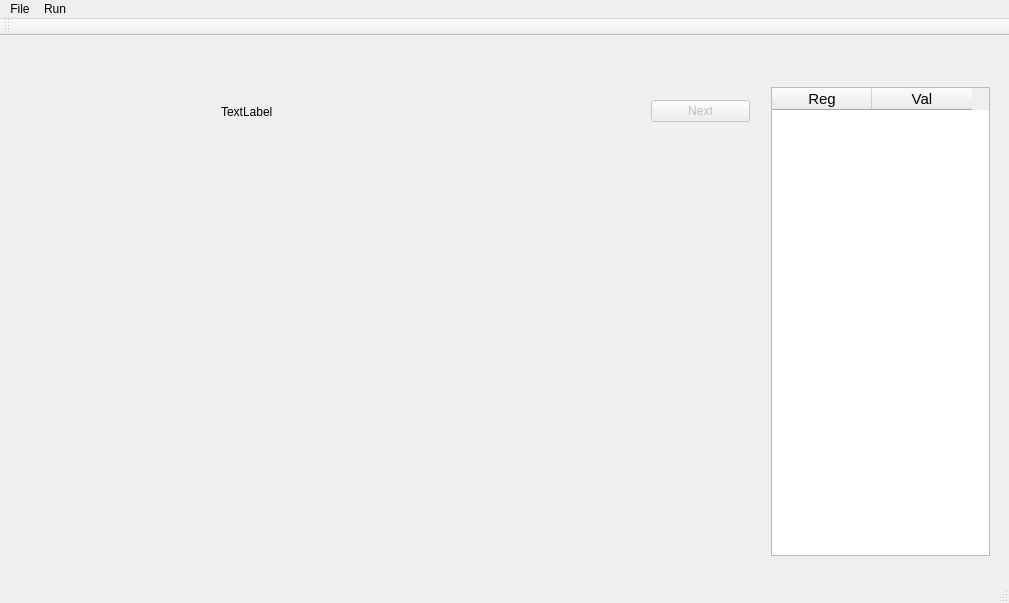
Above: src/mainwindow.ui from D3nn4/gb_emu before the change. Below: the same form after it.
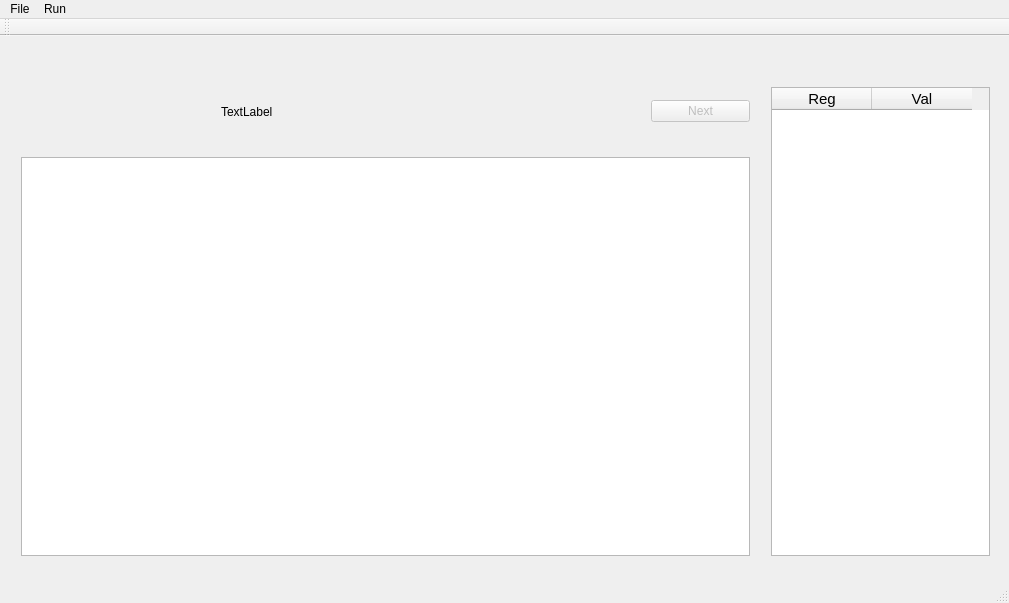
That is the form after the change.

What changed in the file:
```diff
--- a/src/mainwindow.ui
+++ b/src/mainwindow.ui
@@ -45,7 +45,47 @@
       <height>421</height>
      </rect>
     </property>
-    <layout class="QVBoxLayout" name="verticalLayout_2"/>
+    <layout class="QVBoxLayout" name="verticalLayout_2">
+     <item>
+      <widget class="QTableWidget" name="memoryTable">
+       <property name="sizePolicy">
+        <sizepolicy hsizetype="Minimum" vsizetype="Minimum">
+         <horstretch>0</horstretch>
+         <verstretch>0</verstretch>
+        </sizepolicy>
+       </property>
+       <property name="font">
+        <font>
+         <family>Ubuntu Condensed</family>
+        </font>
+       </property>
+       <property name="verticalScrollBarPolicy">
+        <enum>Qt::ScrollBarAsNeeded</enum>
+       </property>
+       <property name="horizontalScrollBarPolicy">
+        <enum>Qt::ScrollBarAsNeeded</enum>
+       </property>
+       <attribute name="horizontalHeaderDefaultSectionSize">
+        <number>21</number>
+       </attribute>
+       <attribute name="horizontalHeaderMinimumSectionSize">
+        <number>21</number>
+       </attribute>
+       <attribute name="horizontalHeaderStretchLastSection">
+        <bool>false</bool>
+       </attribute>
+       <attribute name="verticalHeaderCascadingSectionResizes">
+        <bool>false</bool>
+       </attribute>
+       <attribute name="verticalHeaderDefaultSectionSize">
+        <number>21</number>
+       </attribute>
+       <attribute name="verticalHeaderMinimumSectionSize">
+        <number>21</number>
+       </attribute>
+      </widget>
+     </item>
+    </layout>
    </widget>
    <widget class="QWidget" name="verticalLayoutWidget_3">
     <property name="geometry">
```
